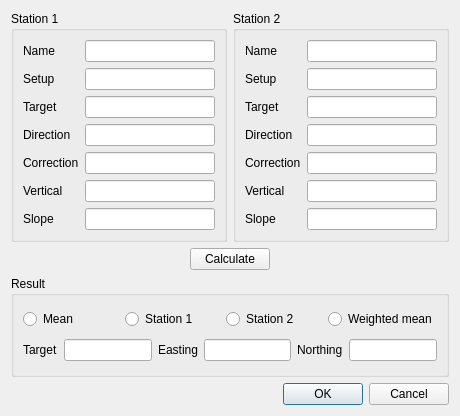
The window that Dialogs/doublepolardlg.ui (acraig5075/survey-calcs) describes before a commit, drawn with Qt 5.
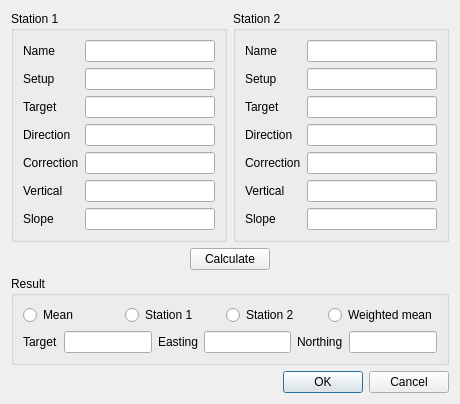
The same window after the commit.

Commit message: A little formatting fun to the double polar dlg

```diff
--- a/Dialogs/doublepolardlg.ui
+++ b/Dialogs/doublepolardlg.ui
@@ -7,7 +7,7 @@
     <x>0</x>
     <y>0</y>
     <width>460</width>
-    <height>416</height>
+    <height>375</height>
    </rect>
   </property>
   <property name="windowTitle">
```
The commit also changes 1 other file.
